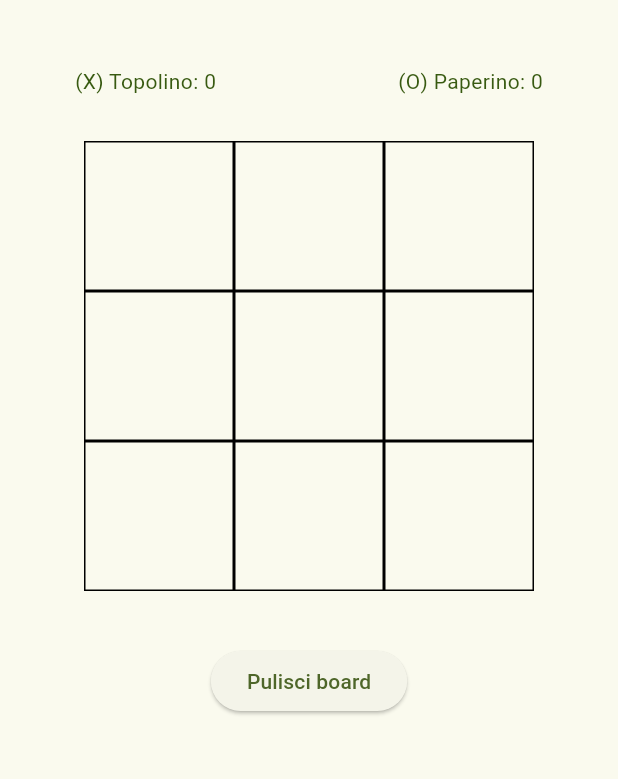
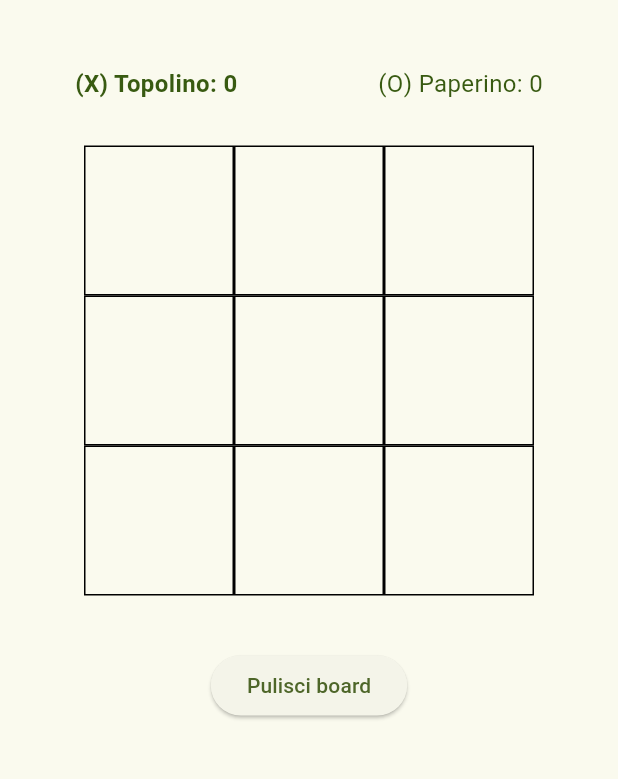
Before and after one commit to Alimentiamoci-SRL-Societa-Benefit/flutter_tic_tac_toe, a Flutter app: the TicTacToePage screen opened directly, on a phone screen of 412 x 824 dp, the part 63-842 px from its top. Run offline on Flutter 3.47's test engine with Material 3 defaults, Android fonts, the phone set to English and light mode, and no system bars.

Commit message:
feat | add bold to current player label

```diff
--- a/lib/main_basic.dart
+++ b/lib/main_basic.dart
@@ -60,8 +60,22 @@ class _TicTacToeState extends State<TicTacToePage> {
           child: Row(
             mainAxisAlignment: MainAxisAlignment.spaceBetween,
             children: [
-              Text('(${player1.sign}) ${player1.name}: ${player1.score}'),
-              Text('(${player2.sign}) ${player2.name}: ${player2.score}'),
+              Text(
+                '(${player1.sign}) ${player1.name}: ${player1.score}',
+                style: TextStyle(
+                  fontSize: 16,
+                  fontWeight:
+                      isPlayer1Turn ? FontWeight.bold : FontWeight.normal,
+                ),
+              ),
+              Text(
+                '(${player2.sign}) ${player2.name}: ${player2.score}',
+                style: TextStyle(
+                  fontSize: 16,
+                  fontWeight:
+                      !isPlayer1Turn ? FontWeight.bold : FontWeight.normal,
+                ),
+              ),
             ],
           ),
         ),
```
